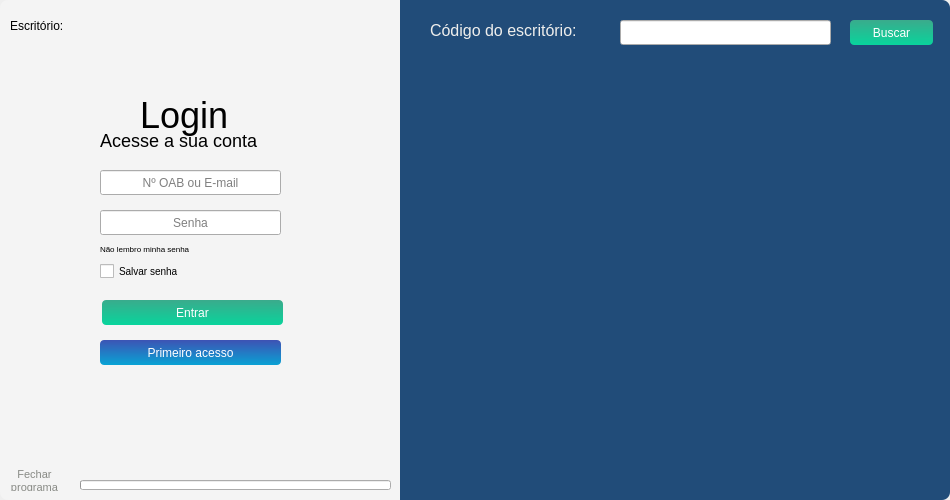
The window that Design/UI/loginPage.ui (newprev/PrevCliente) describes before a commit, drawn with Qt 5.
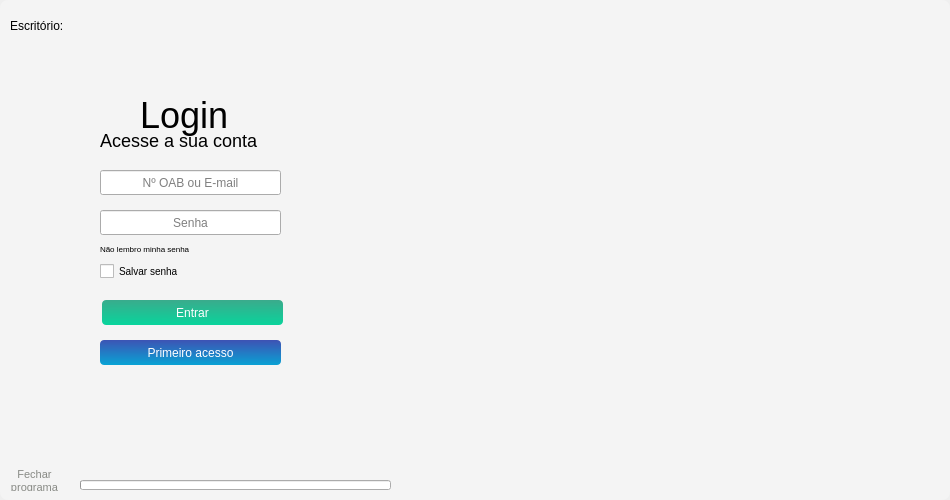
The same window after the commit. Icons and pictures are not drawn.

Diff of the .ui file:
```diff
--- a/Design/UI/loginPage.ui
+++ b/Design/UI/loginPage.ui
@@ -486,93 +486,6 @@
          <property name="currentIndex">
           <number>0</number>
          </property>
-         <widget class="QWidget" name="wdgVinculado">
-          <widget class="QLabel" name="lbCdEscritorio">
-           <property name="geometry">
-            <rect>
-             <x>30</x>
-             <y>20</y>
-             <width>171</width>
-             <height>21</height>
-            </rect>
-           </property>
-           <property name="text">
-            <string>Código do escritório:</string>
-           </property>
-          </widget>
-          <widget class="QLineEdit" name="leCdEscritorio">
-           <property name="geometry">
-            <rect>
-             <x>220</x>
-             <y>20</y>
-             <width>211</width>
-             <height>25</height>
-            </rect>
-           </property>
-           <property name="alignment">
-            <set>Qt::AlignCenter</set>
-           </property>
-          </widget>
-          <widget class="QScrollArea" name="scaAdvogados">
-           <property name="geometry">
-            <rect>
-             <x>10</x>
-             <y>60</y>
-             <width>530</width>
-             <height>430</height>
-            </rect>
-           </property>
-           <property name="sizePolicy">
-            <sizepolicy hsizetype="Fixed" vsizetype="Fixed">
-             <horstretch>0</horstretch>
-             <verstretch>0</verstretch>
-            </sizepolicy>
-           </property>
-           <property name="minimumSize">
-            <size>
-             <width>530</width>
-             <height>430</height>
-            </size>
-           </property>
-           <property name="maximumSize">
-            <size>
-             <width>530</width>
-             <height>430</height>
-            </size>
-           </property>
-           <property name="widgetResizable">
-            <bool>true</bool>
-           </property>
-           <widget class="QWidget" name="scaAdvWidgets">
-            <property name="geometry">
-             <rect>
-              <x>0</x>
-              <y>0</y>
-              <width>528</width>
-              <height>428</height>
-             </rect>
-            </property>
-            <layout class="QVBoxLayout" name="verticalLayout_3">
-             <item>
-              <layout class="QVBoxLayout" name="vlAdv"/>
-             </item>
-            </layout>
-           </widget>
-          </widget>
-          <widget class="QPushButton" name="pbBuscar">
-           <property name="geometry">
-            <rect>
-             <x>450</x>
-             <y>20</y>
-             <width>83</width>
-             <height>25</height>
-            </rect>
-           </property>
-           <property name="text">
-            <string>Buscar</string>
-           </property>
-          </widget>
-         </widget>
          <widget class="QWidget" name="wdgDesvinculado"/>
          <widget class="QWidget" name="wdgCadastrar">
           <widget class="QLabel" name="lbTitulo">
```
